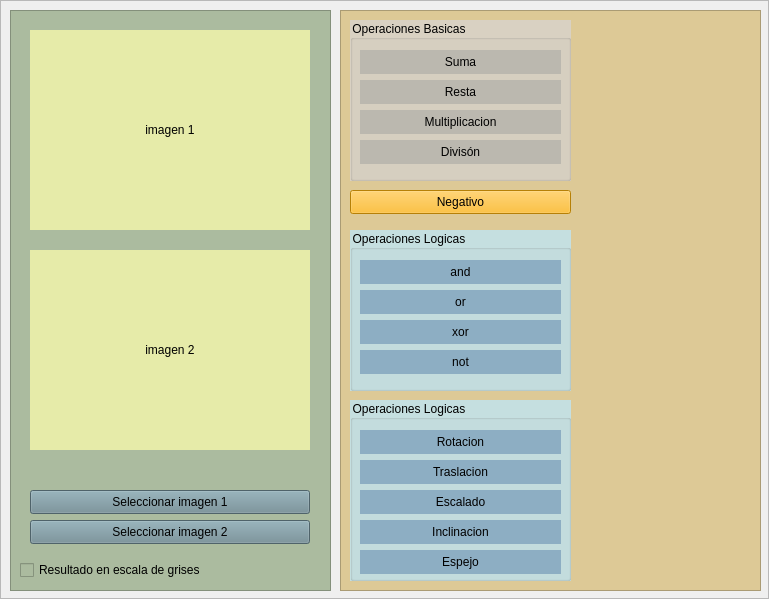
Old version of the form main.ui in the repository AlvaroCastro1/openCV.
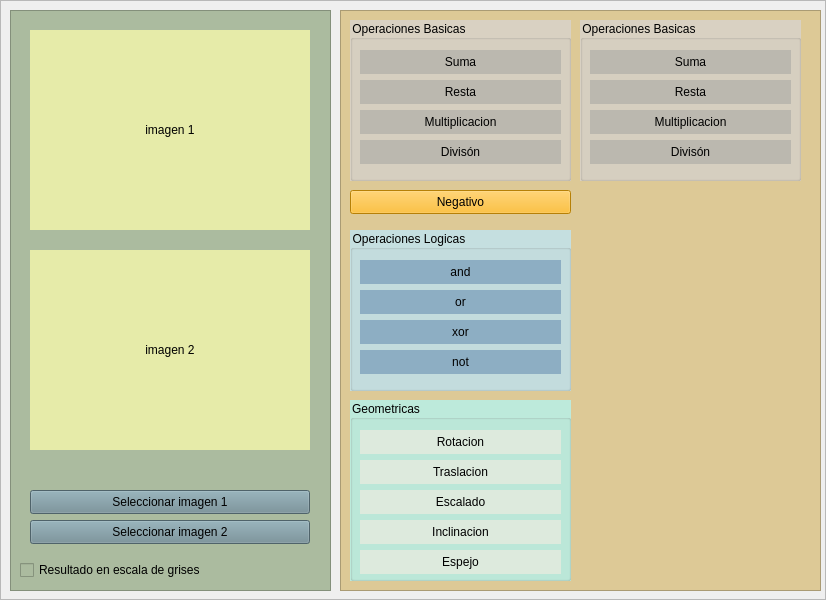
New version of the form.

Commit message: operaciones geometricas

Patch:
```diff
--- a/main.ui
+++ b/main.ui
@@ -6,8 +6,8 @@
    <rect>
     <x>0</x>
     <y>0</y>
-    <width>769</width>
-    <height>599</height>
+    <width>826</width>
+    <height>600</height>
    </rect>
   </property>
   <property name="windowTitle">
@@ -152,7 +152,7 @@
         <rect>
          <x>340</x>
          <y>10</y>
-         <width>421</width>
+         <width>481</width>
          <height>581</height>
         </rect>
        </property>
@@ -367,12 +367,12 @@
         </property>
         <property name="styleSheet">
          <string notr="true">QGroupBox{
-	background-color: rgb(197, 223, 224);
+	background-color: rgb(189, 234, 219);
 	color: rgb(0, 0, 0);
 }
 
 QPushButton{
-	background-color: rgb(141, 174, 195);
+	background-color: rgb(221, 234, 221);
 	border-radius: 20px;
 }
 
@@ -381,7 +381,7 @@
 }</string>
         </property>
         <property name="title">
-         <string>Operaciones Logicas</string>
+         <string>Geometricas</string>
         </property>
         <widget class="QPushButton" name="btn_and_2">
          <property name="geometry">
@@ -452,6 +452,90 @@
          </property>
         </widget>
        </widget>
+       <widget class="QGroupBox" name="basicas_2">
+        <property name="geometry">
+         <rect>
+          <x>240</x>
+          <y>10</y>
+          <width>221</width>
+          <height>161</height>
+         </rect>
+        </property>
+        <property name="styleSheet">
+         <string notr="true">QGroupBox{
+	background-color: rgb(217, 209, 194);
+	color: rgb(0, 0, 0);
+}
+
+QPushButton{
+	background-color: rgb(187, 184, 175);
+	border-radius: 20px;
+}
+
+QPushButton:hover {
+	color: rgb(255,255,255);
+	background-color: rgb(97, 105, 83);
+}</string>
+        </property>
+        <property name="title">
+         <string>Operaciones Basicas</string>
+        </property>
+        <widget class="QPushButton" name="btn_suma_3">
+         <property name="geometry">
+          <rect>
+           <x>10</x>
+           <y>30</y>
+           <width>201</width>
+           <height>24</height>
+          </rect>
+         </property>
+         <property name="text">
+          <string>Suma</string>
+         </property>
+        </widget>
+        <widget class="QPushButton" name="btn_resta_3">
+         <property name="geometry">
+          <rect>
+           <x>10</x>
+           <y>60</y>
+           <width>201</width>
+           <height>24</height>
+          </rect>
+         </property>
+         <property name="text">
+          <string>Resta</string>
+         </property>
+        </widget>
+        <widget class="QPushButton" name="btn_multiplicacion_3">
+         <property name="geometry">
+          <rect>
+           <x>10</x>
+           <y>90</y>
+           <width>201</width>
+           <height>24</height>
+          </rect>
+         </property>
+         <property name="styleSheet">
+          <string notr="true"/>
+         </property>
+         <property name="text">
+          <string>Multiplicacion</string>
+         </property>
+        </widget>
+        <widget class="QPushButton" name="btn_division_3">
+         <property name="geometry">
+          <rect>
+           <x>10</x>
+           <y>120</y>
+           <width>201</width>
+           <height>24</height>
+          </rect>
+         </property>
+         <property name="text">
+          <string>Divisón</string>
+         </property>
+        </widget>
+       </widget>
       </widget>
      </widget>
     </item>
```
Left out of the diff: 18 changed lines with no effect on the pictures. The commit also changes 1 other file.
